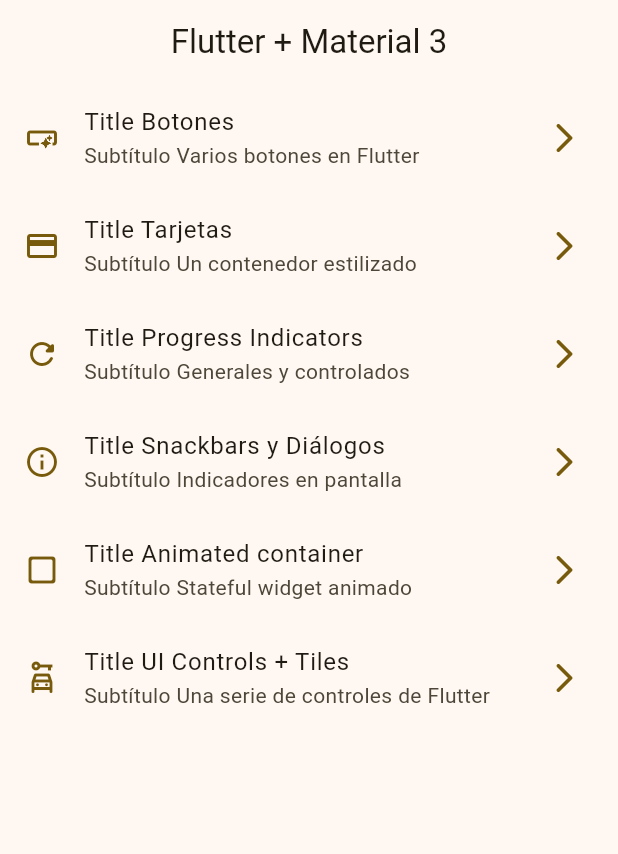
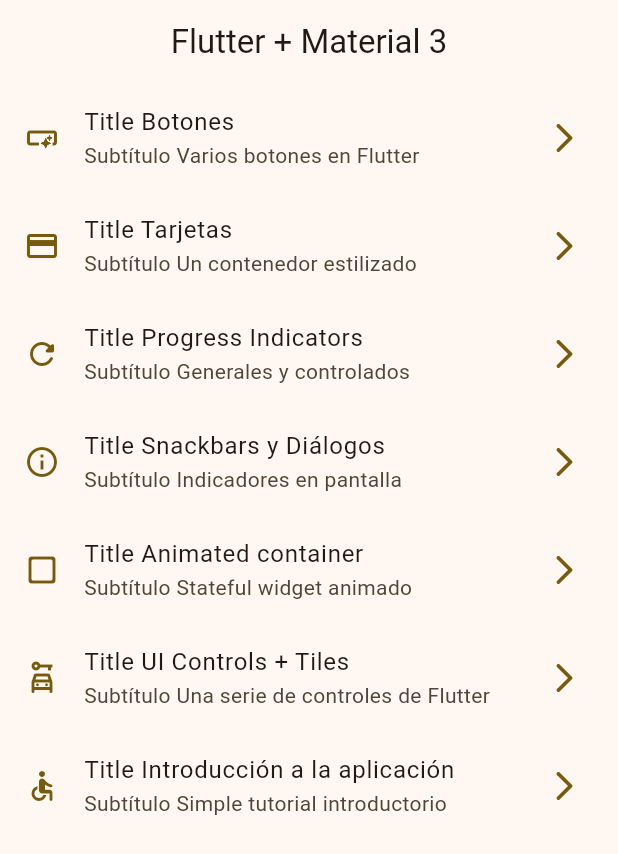
Before and after one commit to XChanitoX/widgets_app, a Flutter app: the screen it shows after launch, on a phone screen of 412 x 824 dp. Shown: the top 854 px of the screen. Run offline on Flutter 3.47's test engine with Material 2 defaults, Android fonts, the phone set to English and light mode, and no system bars; our stand-ins replace go_router.

Commit message:
tutorial screen added

```diff
--- a/lib/config/menu/menu_items.dart
+++ b/lib/config/menu/menu_items.dart
@@ -44,4 +44,9 @@ const List<MenuItem> appMenuItems = [
       subTitle: 'Una serie de controles de Flutter',
       link: '/ui-controls',
       icon: Icons.car_rental_outlined),
+  MenuItem(
+      title: 'Introducción a la aplicación',
+      subTitle: 'Simple tutorial introductorio',
+      link: '/tutorial',
+      icon: Icons.accessible_rounded),
 ];
--- a/lib/config/router/app_router.dart
+++ b/lib/config/router/app_router.dart
@@ -38,6 +38,11 @@ final appRouter = GoRouter(
       path: '/ui-controls',
       name: UiControlsScreen.name,
       builder: (context, state) => const UiControlsScreen(),
+    ),
+    GoRoute(
+      path: '/tutorial',
+      name: AppTutorialScreen.name,
+      builder: (context, state) => const AppTutorialScreen(),
     )
   ],
 );
```
